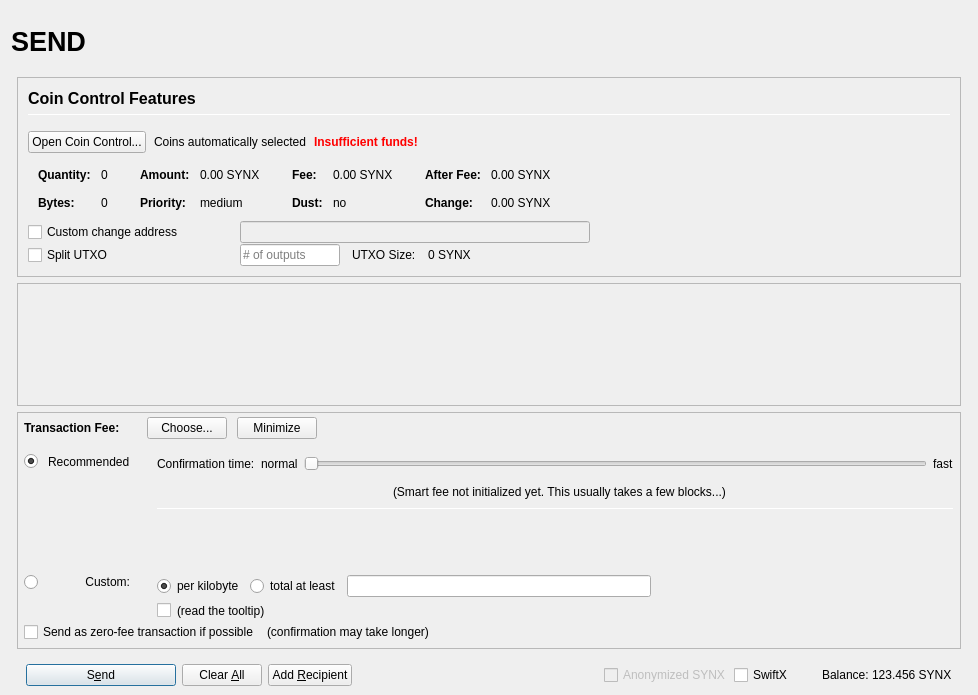
Qt form src/qt/forms/sendcoinsdialog.ui (convertdoubler/strawberrycoin) before a commit.
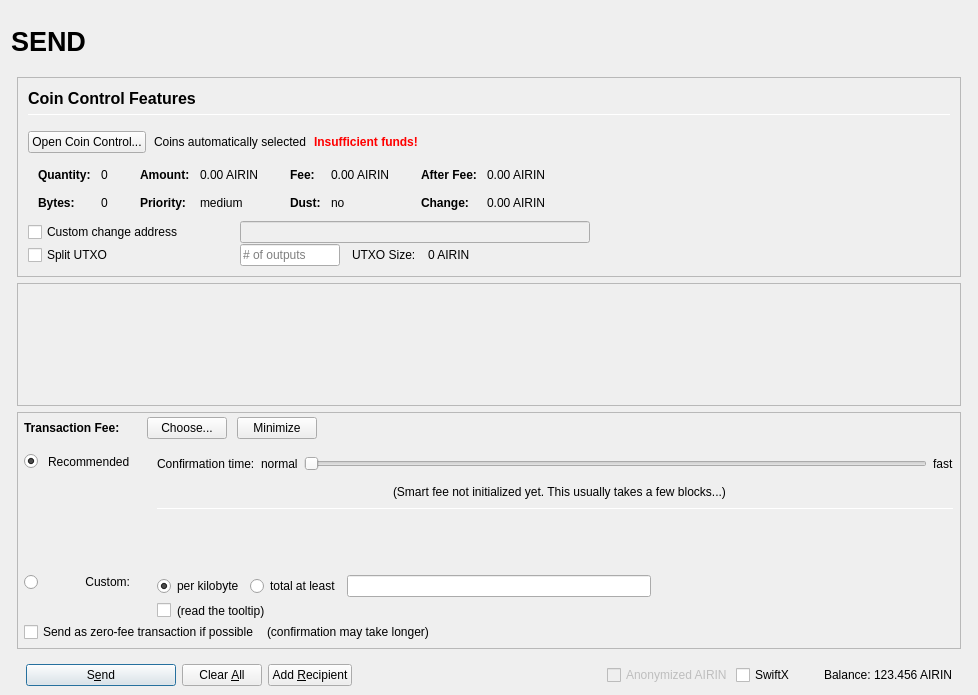
The same form after that commit. Icons and pictures are not drawn. Custom widgets are drawn as their Qt base class.

```diff
--- a/src/qt/forms/sendcoinsdialog.ui
+++ b/src/qt/forms/sendcoinsdialog.ui
@@ -493,7 +493,7 @@
                         <enum>Qt::ActionsContextMenu</enum>
                        </property>
                        <property name="text">
-                        <string notr="true">0.00 SYNX</string>
+                        <string notr="true">0.00 AIRIN</string>
                        </property>
                        <property name="textInteractionFlags">
                         <set>Qt::LinksAccessibleByMouse|Qt::TextSelectableByKeyboard|Qt::TextSelectableByMouse</set>
@@ -573,7 +573,7 @@
                         <enum>Qt::ActionsContextMenu</enum>
                        </property>
                        <property name="text">
-                        <string notr="true">0.00 SYNX</string>
+                        <string notr="true">0.00 AIRIN</string>
                        </property>
                        <property name="textInteractionFlags">
                         <set>Qt::LinksAccessibleByMouse|Qt::TextSelectableByKeyboard|Qt::TextSelectableByMouse</set>
@@ -653,7 +653,7 @@
                         <enum>Qt::ActionsContextMenu</enum>
                        </property>
                        <property name="text">
-                        <string notr="true">0.00 SYNX</string>
+                        <string notr="true">0.00 AIRIN</string>
                        </property>
                        <property name="textInteractionFlags">
                         <set>Qt::LinksAccessibleByMouse|Qt::TextSelectableByKeyboard|Qt::TextSelectableByMouse</set>
@@ -682,7 +682,7 @@
                         <enum>Qt::ActionsContextMenu</enum>
                        </property>
                        <property name="text">
-                        <string notr="true">0.00 SYNX</string>
+                        <string notr="true">0.00 AIRIN</string>
                        </property>
                        <property name="textInteractionFlags">
                         <set>Qt::LinksAccessibleByMouse|Qt::TextSelectableByKeyboard|Qt::TextSelectableByMouse</set>
@@ -849,7 +849,7 @@
                 <item>
                  <widget class="QLabel" name="labelBlockSize">
                   <property name="text">
-                   <string>0 SYNX</string>
+                   <string>0 AIRIN</string>
                   </property>
                  </widget>
                 </item>
@@ -1686,7 +1686,7 @@
                 <bool>false</bool>
                </property>
                <property name="text">
-                <string>Anonymized SYNX</string>
+                <string>Anonymized AIRIN</string>
                </property>
               </widget>
              </item>
@@ -1725,7 +1725,7 @@
                 <cursorShape>IBeamCursor</cursorShape>
                </property>
                <property name="text">
-                <string notr="true">123.456 SYNX</string>
+                <string notr="true">123.456 AIRIN</string>
                </property>
                <property name="textInteractionFlags">
                 <set>Qt::LinksAccessibleByMouse|Qt::TextSelectableByKeyboard|Qt::TextSelectableByMouse</set>
```
Left out of the diff: 18 changed lines with no effect on the pictures.
